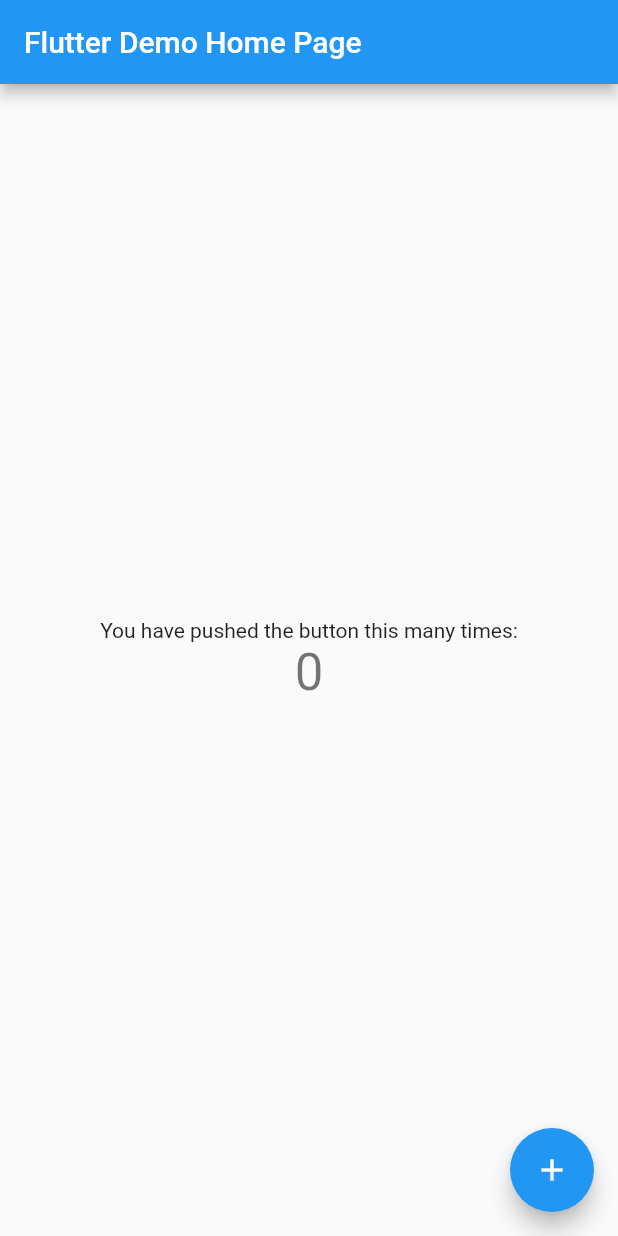
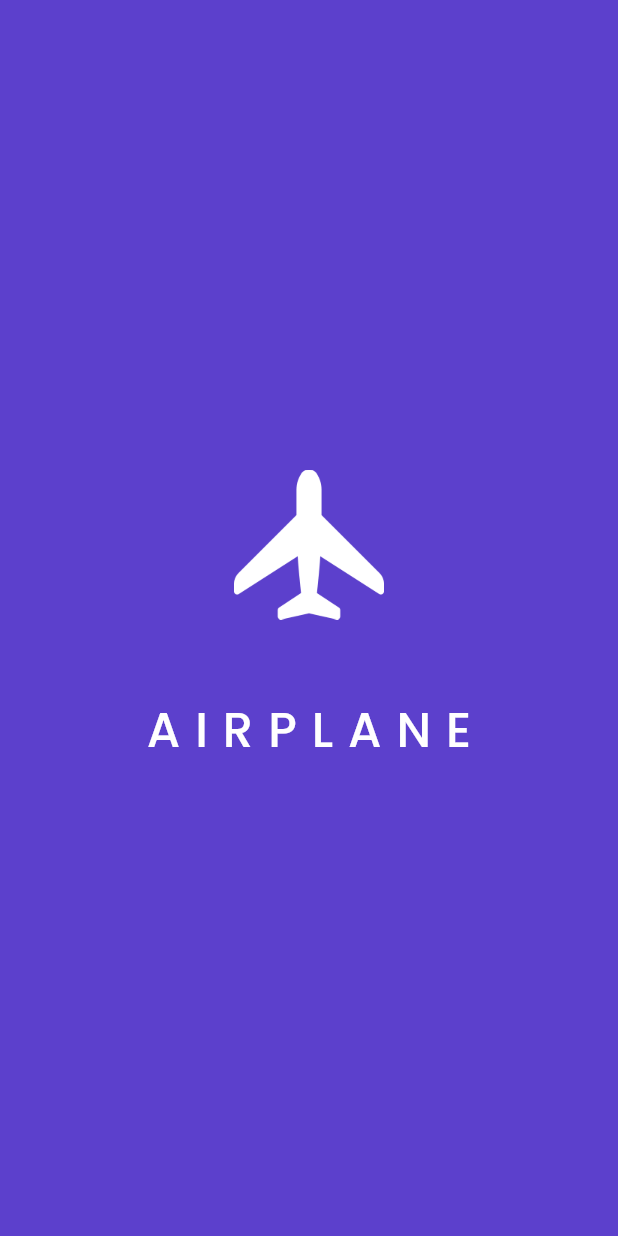
Before and after one commit to YudaDwi/airplane2, a Flutter app: the screen it shows after launch, on a phone screen of 412 x 824 dp. Run offline on Flutter 3.47's test engine with Material 2 defaults, Android fonts, the phone set to English and light mode, and no system bars; our stand-ins replace google_fonts.

Commit message:
3 splash page

```diff
--- a/airplane2/lib/main.dart
+++ b/airplane2/lib/main.dart
@@ -1,3 +1,4 @@
+import 'package:airplane2/ui/pages/pages.dart';
 import 'package:flutter/material.dart';
 
 void main() {
@@ -5,109 +6,13 @@
 }
 
 class MyApp extends StatelessWidget {
-  // This widget is the root of your application.
+  const MyApp({Key? key}) : super(key: key);
+
   @override
   Widget build(BuildContext context) {
     return MaterialApp(
-      title: 'Flutter Demo',
-      theme: ThemeData(
-        // This is the theme of your application.
-        //
-        // Try running your application with "flutter run". You'll see the
-        // application has a blue toolbar. Then, without quitting the app, try
-        // changing the primarySwatch below to Colors.green and then invoke
-        // "hot reload" (press "r" in the console where you ran "flutter run",
-        // or simply save your changes to "hot reload" in a Flutter IDE).
-        // Notice that the counter didn't reset back to zero; the application
-        // is not restarted.
-        primarySwatch: Colors.blue,
-      ),
-      home: MyHomePage(title: 'Flutter Demo Home Page'),
+      debugShowCheckedModeBanner: false,
+      home: SplashPage(),
     );
   }
 }
-
-class MyHomePage extends StatefulWidget {
-  MyHomePage({Key? key, required this.title}) : super(key: key);
-
-  // This widget is the home page of your application. It is stateful, meaning
-  // that it has a State object (defined below) that contains fields that affect
-  // how it looks.
-
-  // This class is the configuration for the state. It holds the values (in this
-  // case the title) provided by the parent (in this case the App widget) and
-  // used by the build method of the State. Fields in a Widget subclass are
-  // always marked "final".
-
-  final String title;
-
-  @override
-  _MyHomePageState createState() => _MyHomePageState();
-}
-
-class _MyHomePageState extends State<MyHomePage> {
-  int _counter = 0;
-
-  void _incrementCounter() {
-    setState(() {
-      // This call to setState tells the Flutter framework that something has
-      // changed in this State, which causes it to rerun the build method below
-      // so that the display can reflect the updated values. If we changed
-      // _counter without calling setState(), then the build method would not be
-      // called again, and so nothing would appear to happen.
-      _counter++;
-    });
-  }
-
-  @override
-  Widget build(BuildContext context) {
-    // This method is rerun every time setState is called, for instance as done
-    // by the _incrementCounter method above.
-    //
-    // The Flutter framework has been optimized to make rerunning build methods
-    // fast, so that you can just rebuild anything that needs updating rather
-    // than having to individually change instances of widgets.
-    return Scaffold(
-      appBar: AppBar(
-        // Here we take the value from the MyHomePage object that was created by
-        // the App.build method, and use it to set our appbar title.
-        title: Text(widget.title),
-      ),
-      body: Center(
-        // Center is a layout widget. It takes a single child and positions it
-        // in the middle of the parent.
-        child: Column(
-          // Column is also a layout widget. It takes a list of children and
-          // arranges them vertically. By default, it sizes itself to fit its
-          // children horizontally, and tries to be as tall as its parent.
-          //
-          // Invoke "debug painting" (press "p" in the console, choose the
-          // "Toggle Debug Paint" action from the Flutter Inspector in Android
-          // Studio, or the "Toggle Debug Paint" command in Visual Studio Code)
-          // to see the wireframe for each widget.
-          //
-          // Column has various properties to control how it sizes itself and
-          // how it positions its children. Here we use mainAxisAlignment to
-          // center the children vertically; the main axis here is the vertical
-          // axis because Columns are vertical (the cross axis would be
-          // horizontal).
-          mainAxisAlignment: MainAxisAlignment.center,
-          children: <Widget>[
-            Text(
-              'You have pushed the button this many times:',
-            ),
-            Text(
-              '$_counter',
-              style: Theme.of(context).textTheme.headline4,
-            ),
-          ],
-        ),
-      ),
-      floatingActionButton: FloatingActionButton(
-        onPressed: _incrementCounter,
-        tooltip: 'Increment',
-        child: Icon(Icons.add),
-      ), // This trailing comma makes auto-formatting nicer for build methods.
-    );
-  }
-}
--- a/airplane2/lib/shared.dart/shared.dart
+++ b/airplane2/lib/shared.dart/shared.dart
@@ -1,3 +1,4 @@
 import 'package:flutter/material.dart';
+import 'package:google_fonts/google_fonts.dart';
 
 part 'theme.dart';
--- a/airplane2/lib/shared.dart/theme.dart
+++ b/airplane2/lib/shared.dart/theme.dart
@@ -22,3 +22,10 @@
 FontWeight bold = FontWeight.w700;
 FontWeight extraBold = FontWeight.w800;
 FontWeight black = FontWeight.w900;
+
+TextStyle whiteTextStyle = GoogleFonts.poppins(color: kWhiteColor);
+TextStyle blackTextStyle = GoogleFonts.poppins(color: kBlackColor);
+TextStyle greyTextStyle = GoogleFonts.poppins(color: kGreyColor);
+TextStyle greenTextStyle = GoogleFonts.poppins(color: kGreenColor);
+TextStyle redTextStyle = GoogleFonts.poppins(color: kRedColor);
+TextStyle purpleTextStyle = GoogleFonts.poppins(color: kPrimaryColor);
--- a/airplane2/lib/ui/pages/pages.dart
+++ b/airplane2/lib/ui/pages/pages.dart
@@ -0,0 +1,4 @@
+import 'package:airplane2/shared.dart/shared.dart';
+import 'package:flutter/material.dart';
+
+part 'splash_page.dart';
--- /dev/null
+++ b/airplane2/lib/ui/pages/splash_page.dart
@@ -0,0 +1,37 @@
+part of 'pages.dart';
+
+class SplashPage extends StatelessWidget {
+  const SplashPage({Key? key}) : super(key: key);
+
+  @override
+  Widget build(BuildContext context) {
+    return Scaffold(
+      backgroundColor: kPrimaryColor,
+      body: Center(
+        child: Column(
+          mainAxisAlignment: MainAxisAlignment.center,
+          children: [
+            //img
+            Container(
+              width: 100,
+              height: 100,
+              margin: EdgeInsets.only(bottom: 50),
+              decoration: BoxDecoration(
+                  image: DecorationImage(
+                      image: AssetImage('assets/icon_plane.png'))),
+            ),
+            Text(
+              'AIRPLANE',
+              style: whiteTextStyle.copyWith(
+                  //untuk mencari rumus letter spacing
+                  //font saat ini dikali letter spacing figma dibagi 100
+                  fontSize: 32,
+                  fontWeight: medium,
+                  letterSpacing: 10),
+            )
+          ],
+        ),
+      ),
+    );
+  }
+}
```
